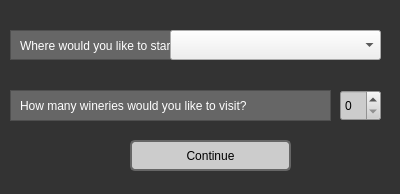
First picture: the form in planshortesttrip.ui, repository tyler949/CS1D-FirstPorject, before the edit.
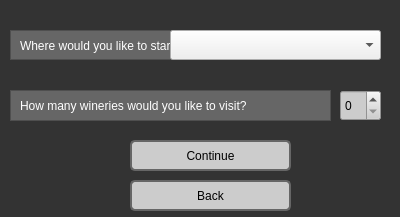
Second picture: the form after the edit.

```diff
--- a/planshortesttrip.ui
+++ b/planshortesttrip.ui
@@ -7,7 +7,7 @@
     <x>0</x>
     <y>0</y>
     <width>400</width>
-    <height>194</height>
+    <height>217</height>
    </rect>
   </property>
   <property name="windowTitle">
@@ -177,6 +177,19 @@
     </rect>
    </property>
   </widget>
+  <widget class="QPushButton" name="back">
+   <property name="geometry">
+    <rect>
+     <x>130</x>
+     <y>180</y>
+     <width>161</width>
+     <height>31</height>
+    </rect>
+   </property>
+   <property name="text">
+    <string>Back</string>
+   </property>
+  </widget>
  </widget>
  <resources/>
  <connections/>
```
